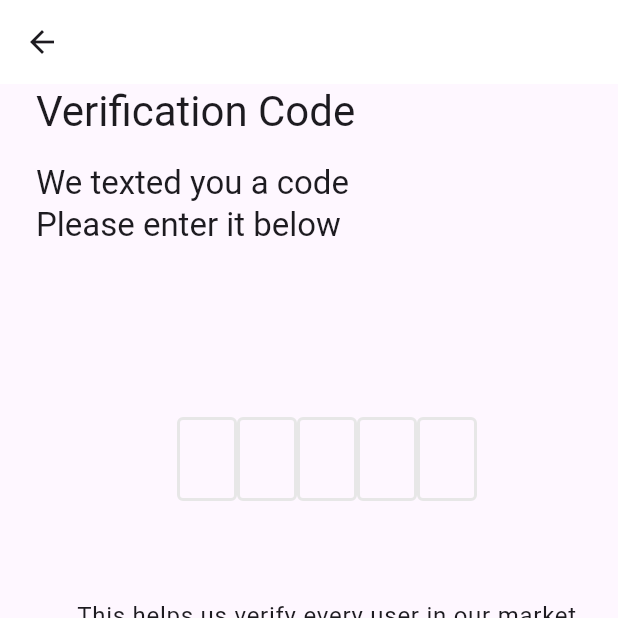
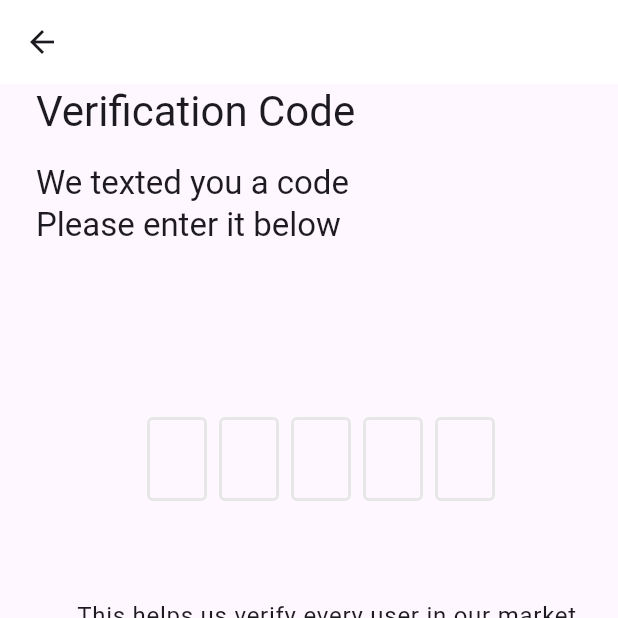
Before and after one commit to david-legend/otp_textfield, a Flutter app: the VerificationScreen1 screen opened directly, on a phone screen of 412 x 824 dp, the top half of it. Run offline on Flutter 3.47's test engine with Material 3 defaults, Android fonts, the phone set to English and light mode, and no system bars.

```diff
--- a/example/lib/verification_screen.dart
+++ b/example/lib/verification_screen.dart
@@ -50,7 +50,7 @@ class _VerificationScreen1State extends State<VerificationScreen1> {
               focusedBorderColor: primaryColor,
               clearText: clearText,
               showFieldAsBox: true,
-              textStyle: theme.textTheme.subtitle1,
+              textStyle: theme.textTheme.titleMedium,
               onCodeChanged: (String value) {
                 //Handle each value
               },
--- a/lib/flutter_otp_text_field.dart
+++ b/lib/flutter_otp_text_field.dart
@@ -8,6 +8,7 @@ typedef OnCodeChanged = void Function(String value);
 typedef HandleControllers = void Function(
     List<TextEditingController?> controllers);
 
+// ignore: must_be_immutable
 class OtpTextField extends StatefulWidget {
   final bool showCursor;
   final int numberOfFields;
@@ -42,7 +43,7 @@ class OtpTextField extends StatefulWidget {
   final List<TextStyle?> styles;
   final List<TextInputFormatter>? inputFormatters;
 
-  OtpTextField({
+   OtpTextField({
     this.showCursor = true,
     this.numberOfFields = 4,
     this.fieldWidth = 40.0,
@@ -136,7 +137,7 @@ class _OtpTextFieldState extends State<OtpTextField> {
       width: widget.fieldWidth,
       height: widget.fieldHeight,
       alignment: widget.alignment,
-      // margin: widget.margin,
+      margin: widget.margin,
       child: TextFormField(
         showCursor: widget.showCursor,
         keyboardType: widget.keyboardType,
--- a/pubspec.yaml
+++ b/pubspec.yaml
@@ -4,7 +4,7 @@ version: 1.1.2
 homepage: https://github.com/david-legend/otp_textfield
 
 environment:
-  sdk: '>=2.12.0 <3.0.0'
+  sdk: '>=3.2.5 <4.0.0'
 
 dependencies:
   flutter:
```
Also changed, not shown: example/pubspec.lock, pubspec.lock, 1 other file.
